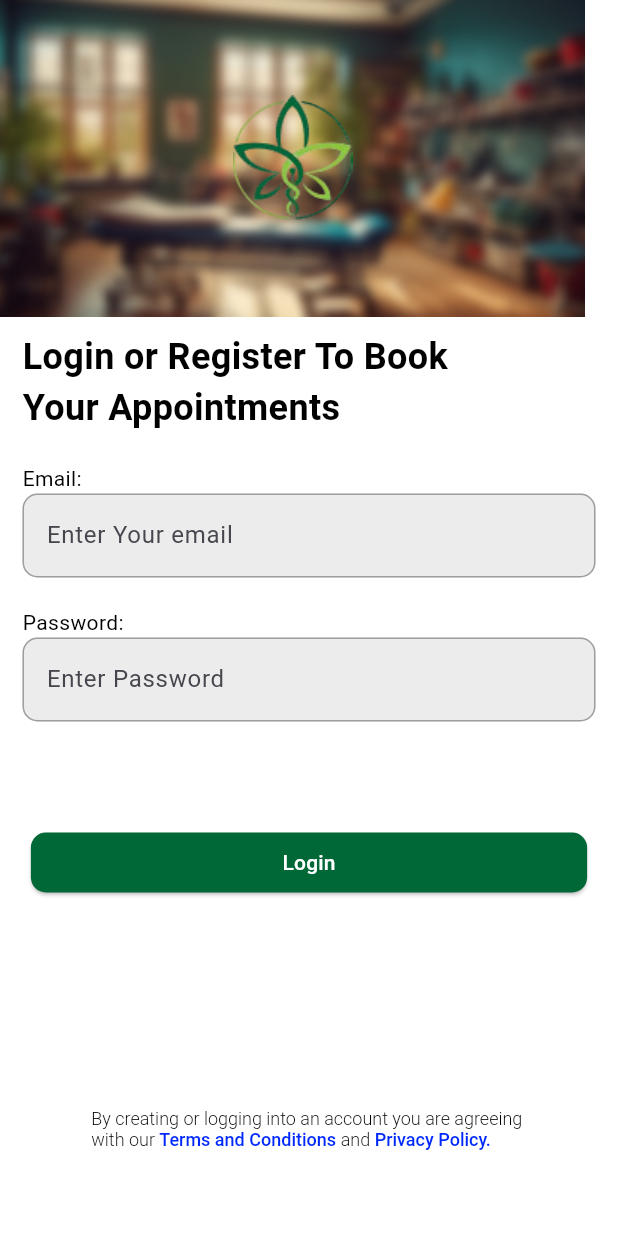
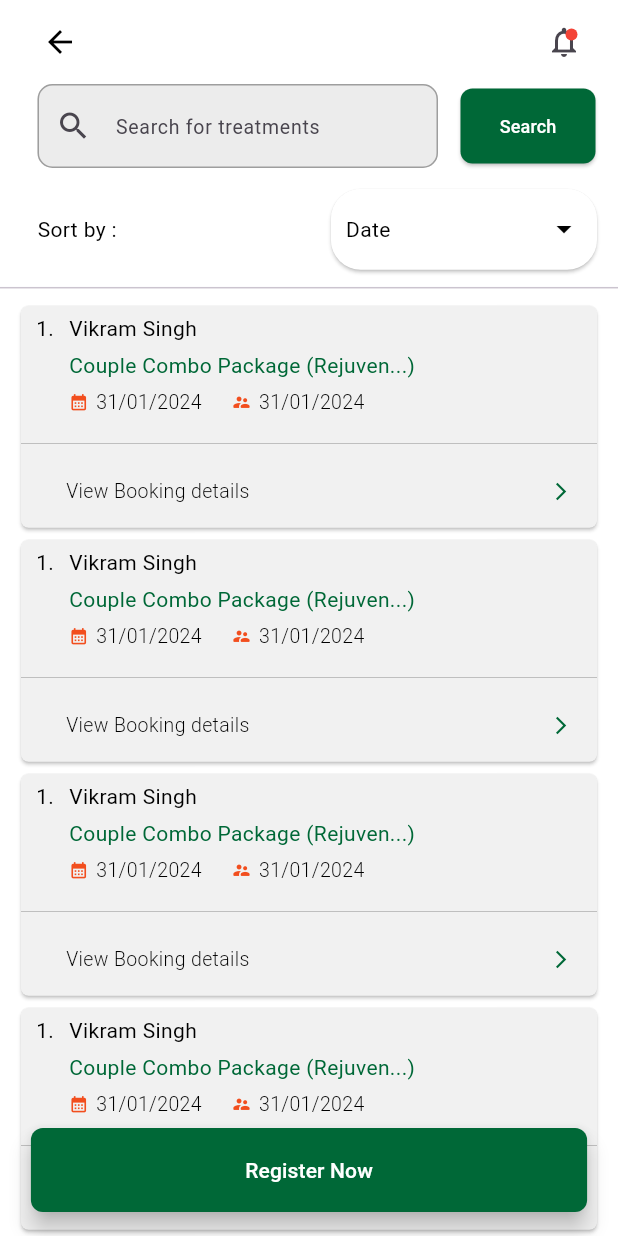
Before and after one commit to arjun2020-py/flutter_task, a Flutter app: the LoginScreen screen opened by its route, after a tap on "Login", on a phone screen of 412 x 824 dp. Run offline on Flutter 3.47's test engine with Material 3 defaults, Android fonts, the phone set to English and light mode, and no system bars; our stand-ins replace flutter_bloc.

Commit message:
patinet list desgin is completed

```diff
--- /dev/null
+++ b/lib/screens/auth/login/cubit/login_cubit.dart
@@ -0,0 +1,16 @@
+import 'package:flutter/material.dart';
+import 'package:flutter_bloc/flutter_bloc.dart';
+
+import '../../../../utils/helper/custom_navigtion.dart';
+import '../../../../utils/router/navigtion_router.dart';
+
+part 'login_state.dart';
+
+class LoginCubit extends Cubit<LoginState> {
+  LoginCubit(this.context) : super(LoginInitial());
+  BuildContext context;
+  onLogin() async{
+      NavigtionService().pushName(CustomRoute().patientList);
+
+  }
+}
--- /dev/null
+++ b/lib/screens/auth/login/cubit/login_state.dart
@@ -0,0 +1,6 @@
+part of 'login_cubit.dart';
+
+@immutable
+sealed class LoginState {}
+
+final class LoginInitial extends LoginState {}
--- a/lib/screens/auth/login/login_screen.dart
+++ b/lib/screens/auth/login/login_screen.dart
@@ -1,4 +1,6 @@
 import 'package:flutter/material.dart';
+import 'package:flutter_bloc/flutter_bloc.dart';
+import 'package:flutter_task/screens/auth/login/cubit/login_cubit.dart';
 
 import '../../../utils/app_const/image_const.dart';
 import '../../../utils/app_const/text_const.dart';
@@ -6,16 +8,20 @@ import '../../../utils/color/custom_color.dart';
 import '../../../utils/widgets/custom_elev_btn_widget.dart';
 import '../../../utils/widgets/custom_text_form_widget.dart';
 import '../../../utils/widgets/custom_text_widget.dart';
-import '../../../utils/widgets/custom_vertical_sized_box.dart';
 
 class LoginScreen extends StatelessWidget {
   const LoginScreen({super.key});
 
   @override
   Widget build(BuildContext context) {
-    return Scaffold(
+    return BlocProvider(
+      create: (context) => LoginCubit(context),
+      child: Scaffold(
         backgroundColor: whiteColor,
-      body: SingleChildScrollView(
+        body: BlocBuilder<LoginCubit, LoginState>(
+          builder: (context, state) {
+            var loginCubit = context.read<LoginCubit>();
+            return SingleChildScrollView(
               child: Column(
                 mainAxisAlignment: MainAxisAlignment.start,
                 crossAxisAlignment: CrossAxisAlignment.start,
@@ -73,11 +79,16 @@ class LoginScreen extends StatelessWidget {
                   SizedBox(height: 70),
 
                   Center(
-              child: SizedBox(
-                width: MediaQuery.sizeOf(context).width * 0.9,
-                child: CustomElevButtnWidget(
+                    child:
+                     SizedBox(
+                      width:
+                      MediaQuery.sizeOf(context).width * 0.9,
+                      child:
+                      CustomElevButtnWidget(
                         backgroundColor: loginButnColor,
-                  onPressed: () {},
+                        onPressed: () {
+                          loginCubit.onLogin();
+                        },
                         child: CustomTextWidget(text: login, color: whiteColor),
                       ),
                     ),
@@ -124,6 +135,9 @@ class LoginScreen extends StatelessWidget {
                   ),
                 ],
               ),
+            );
+          },
+        ),
       ),
     );
   }
--- /dev/null
+++ b/lib/screens/patient_list/compoents/patinet_list_card_widget.dart
@@ -0,0 +1,126 @@
+import 'package:flutter/material.dart';
+
+import '../../../utils/app_const/text_const.dart';
+import '../../../utils/color/custom_color.dart';
+import '../../../utils/widgets/custom_horzontal_sized_box.dart';
+import '../../../utils/widgets/custom_icon_btn_widget.dart'
+    show CustomIconButtnWidget;
+import '../../../utils/widgets/custom_icon_widget.dart';
+import '../../../utils/widgets/custom_text_widget.dart';
+
+class PatinetListCardWidget extends StatelessWidget {
+  const PatinetListCardWidget({super.key});
+
+  @override
+  Widget build(BuildContext context) {
+    return Padding(
+      padding: const EdgeInsets.symmetric(horizontal: 10),
+      child: Card(
+        shape: RoundedRectangleBorder(borderRadius: BorderRadius.circular(5)),
+        color: cardColor,
+        child: Column(
+          children: [
+            Row(
+              mainAxisAlignment: MainAxisAlignment.start,
+              crossAxisAlignment: CrossAxisAlignment.start,
+              children: [
+                CustomHorzontalSizedBoxWidget(width: 10),
+                Padding(
+                  padding: const EdgeInsets.symmetric(vertical: 5),
+                  child: CustomTextWidget(text: '1.', color: blackColor),
+                ),
+                CustomHorzontalSizedBoxWidget(width: 10),
+
+                Column(
+                  mainAxisAlignment: MainAxisAlignment.start,
+                  crossAxisAlignment: CrossAxisAlignment.start,
+                  children: [
+                    SizedBox(height: 5),
+
+                    CustomTextWidget(text: 'Vikram Singh', color: blackColor),
+                    SizedBox(height: 5),
+                    CustomTextWidget(
+                      text: 'Couple Combo Package (Rejuven...)',
+                      color: loginButnColor,
+                    ),
+                    SizedBox(height: 5),
+
+                    Row(
+                      children: [
+                        Row(
+                          children: [
+                            CustomIconWidget(
+                              icon: Icons.calendar_month,
+                              color: appIconSecondaryColor,
+                              size: 13,
+                            ),
+                            CustomHorzontalSizedBoxWidget(width: 5),
+
+                            CustomTextWidget(
+                              text: '31/01/2024',
+                              color: blackColor,
+                              fontWeight: FontWeight.w300,
+                              fontSize: 13,
+                            ),
+                          ],
+                        ),
+                        CustomHorzontalSizedBoxWidget(width: 20),
+
+                        Row(
+                          children: [
+                            CustomIconWidget(
+                              icon: Icons.supervisor_account_rounded,
+                              color: appIconSecondaryColor,
+                              size: 13,
+                            ),
+                            CustomHorzontalSizedBoxWidget(width: 5),
+
+                            CustomTextWidget(
+                              text: '31/01/2024',
+                              color: blackColor,
+                              fontWeight: FontWeight.w300,
+                              fontSize: 13,
+                            ),
+                          ],
+                        ),
+                      ],
+                    ),
+                  ],
+                ),
+              ],
+            ),
+            SizedBox(height: 10),
+
+            SizedBox(
+              width:
+                  MediaQuery.sizeOf(context).width *
+                  1, // Adjust this width as needed
+              child: const Divider(color: Colors.grey, thickness: 0.4),
+            ),
+            Row(
+              children: [
+                CustomHorzontalSizedBoxWidget(width: 30),
+
+                CustomTextWidget(
+                  text: viewBookingDetails,
+                  color: blackColor,
+                  fontWeight: FontWeight.w300,
+                  fontSize: 13,
+                ),
+                Spacer(),
+                CustomIconButtnWidget(
+                  onPressed: () {},
+                  icon: Icon(
+                    Icons.arrow_forward_ios_outlined,
+                    color: loginButnColor,
+                    size: 14,
+                  ),
+                ),
+              ],
+            ),
+          ],
+        ),
+      ),
+    );
+  }
+}
--- /dev/null
+++ b/lib/screens/patient_list/patient_list_screen.dart
@@ -0,0 +1,141 @@
+import 'package:flutter/material.dart';
+
+import '../../utils/app_const/text_const.dart';
+import '../../utils/color/custom_color.dart';
+import '../../utils/widgets/custom_elev_btn_widget.dart';
+import '../../utils/widgets/custom_horzontal_sized_box.dart';
+import '../../utils/widgets/custom_icon_btn_widget.dart';
+import '../../utils/widgets/custom_icon_widget.dart';
+import '../../utils/widgets/custom_text_form_widget.dart';
+import '../../utils/widgets/custom_text_widget.dart';
+import 'compoents/patinet_list_card_widget.dart';
+
+class PatientListScreen extends StatelessWidget {
+  const PatientListScreen({super.key});
+
+  @override
+  Widget build(BuildContext context) {
+    return Scaffold(
+      floatingActionButtonLocation: FloatingActionButtonLocation.centerFloat,
+      floatingActionButton: SizedBox(
+        width: MediaQuery.sizeOf(context).width * 0.9,
+        child: FloatingActionButton(
+          shape: RoundedRectangleBorder(
+            borderRadius: BorderRadiusGeometry.circular(8),
+          ),
+          backgroundColor: loginButnColor,
+          onPressed: () {},
+          child: CustomTextWidget(text: registerNow, color: whiteColor),
+        ),
+      ),
+      backgroundColor: whiteColor,
+      body: SafeArea(
+        child: Column(
+          children: [
+            ListTile(
+              leading: CustomIconButtnWidget(
+                icon: Icon(Icons.arrow_back, color: blackColor),
+                onPressed: () => Navigator.of(context).pop(),
+              ),
+              trailing: Stack(
+                children: [
+                  CustomIconWidget(icon: Icons.notifications_none),
+                  Positioned(
+                    left: 13,
+                    top: 3,
+                    child: CircleAvatar(backgroundColor: redColor, radius: 4),
+                  ),
+                ],
+              ),
+            ),
+            Row(
+              children: [
+                CustomHorzontalSizedBoxWidget(width: 10),
+                Expanded(
+                  flex: 3,
+                  child: Padding(
+                    padding: const EdgeInsets.symmetric(horizontal: 15),
+                    child: CustomTextformWidget(
+                      prefixIcon: Icon(Icons.search),
+                      hintText: searchForTreatments,
+                      fontSize: 13,
+                    ),
+                  ),
+                ),
+                SizedBox(
+                  height: 50,
+                  width: 90, // Add a specific width
+                  child: CustomElevButtnWidget(
+                    buttnRadius: 8,
+                    backgroundColor: loginButnColor,
+                    onPressed: () {},
+                    child: CustomTextWidget(
+                      text: serach,
+                      color: whiteColor,
+                      fontSize: 12,
+                    ),
+                  ),
+                ),
+                CustomHorzontalSizedBoxWidget(width: 15),
+              ],
+            ),
+            SizedBox(height: 10),
+
+            Row(
+              children: [
+                CustomHorzontalSizedBoxWidget(width: 10),
+
+                Padding(
+                  padding: const EdgeInsets.symmetric(horizontal: 15),
+                  child: CustomTextWidget(text: sortBy, color: blackColor),
+                ),
+                Spacer(),
+                SizedBox(
+                  height: MediaQuery.sizeOf(context).width * 0.15,
+                  width: MediaQuery.sizeOf(context).width * 0.45,
+                  child: Card(
+                    shape: RoundedRectangleBorder(
+                      borderRadius: BorderRadiusGeometry.circular(20),
+                    ),
+                    color: whiteColor,
+                    child: Row(
+                      children: [
+                        CustomHorzontalSizedBoxWidget(width: 10),
+
+                        CustomTextWidget(
+                          text: date,
+                          color: blackColor,
+                          fontWeight: FontWeight.w400,
+                        ),
+                        Spacer(),
+                        InkWell(
+                          onTap: () {},
+                          child: CustomIconWidget(
+                            icon: Icons.arrow_drop_down,
+                            color: blackColor,
+                          ),
+                        ),
+                        CustomHorzontalSizedBoxWidget(width: 10),
+                      ],
+                    ),
+                  ),
+                ),
+                CustomHorzontalSizedBoxWidget(width: 10),
+              ],
+            ),
+            Divider(),
+            Expanded(
+              child: ListView.builder(
+                shrinkWrap: true,
+                itemCount: 10,
+                itemBuilder: (context, index) {
+                  return PatinetListCardWidget();
+                },
+              ),
+            ),
+          ],
+        ),
+      ),
+    );
+  }
+}
--- a/lib/utils/app_const/text_const.dart
+++ b/lib/utils/app_const/text_const.dart
@@ -12,3 +12,9 @@ String loginText1 =
 String loginText2 = 'Terms and Conditions ';
 String loginText3 = 'and';
 String loginText4 = ' Privacy Policy.';
+String searchForTreatments = 'Search for treatments';
+String serach = 'Search';
+String sortBy = 'Sort by :';
+String date = 'Date';
+String viewBookingDetails = 'View Booking details';
+String registerNow = 'Register Now';
--- a/lib/utils/color/custom_color.dart
+++ b/lib/utils/color/custom_color.dart
@@ -9,3 +9,5 @@ Color greenColor = Colors.green;
 Color loginButnColor = Color(0xff006837);
 Color loginPrivacyColor = Color(0xff0028FC);
 Color greyColor = Colors.grey;
+Color cardColor = Color(0xffF1F1F1);
+Color appIconSecondaryColor = Color(0xffF24E1E);
--- a/lib/utils/router/navigtion_router.dart
+++ b/lib/utils/router/navigtion_router.dart
@@ -1,13 +1,13 @@
 import 'package:flutter/material.dart';
 
 import '../../screens/auth/login/login_screen.dart';
+import '../../screens/patient_list/patient_list_screen.dart';
 import '../../screens/splash/splash_screen.dart';
-
-
 
 class CustomRoute {
   String splash = 'splash';
   String login = 'login';
+  String patientList = 'patientList';
   String bottomNavBar = 'bottomNavBar';
   String forgotPassword = 'ForgotPasswordScreen';
 }
@@ -15,8 +15,7 @@ class CustomRoute {
 Map<String, Widget Function(BuildContext)> customMainRouter =
     <String, WidgetBuilder>{
       CustomRoute().splash: (context) => SplashScreen(),
-      CustomRoute().login : (context) => LoginScreen()
-      // CustomRoute().login: (context) => LoginScreen(),
-      // CustomRoute().forgotPassword : (context) => ForgotPasswordScreen(),
-      // CustomRoute().bottomNavBar : (context) => BottomNavBarScreen(),
+      CustomRoute().login: (context) => LoginScreen(),
+      CustomRoute().patientList : (context) => PatientListScreen()
+
     };
--- a/lib/utils/widgets/custom_text_form_widget.dart
+++ b/lib/utils/widgets/custom_text_form_widget.dart
@@ -12,13 +12,17 @@ class CustomTextformWidget extends StatelessWidget {
     this.obscureText,
     this.suffixIcon,
     this.validator,
+    this.prefixIcon,
+    this.fontSize
   });
   TextEditingController? controller;
   double? borderRadius;
   final String hintText;
   bool? obscureText;
   Widget? suffixIcon;
+  Widget? prefixIcon;
   String? Function(String?)? validator;
+  double? fontSize;
   @override
   Widget build(BuildContext context) {
     return TextFormField(
@@ -26,6 +30,8 @@ class CustomTextformWidget extends StatelessWidget {
       validator: validator,
       controller: controller,
       decoration: InputDecoration(
+        hintStyle:TextStyle(fontSize:fontSize),
+        prefixIcon:prefixIcon,
         suffixIcon: suffixIcon,
         filled: true,
         fillColor: greyColor.withOpacity(0.2),
```
Lines whose indentation alone changed are shown as unchanged.
